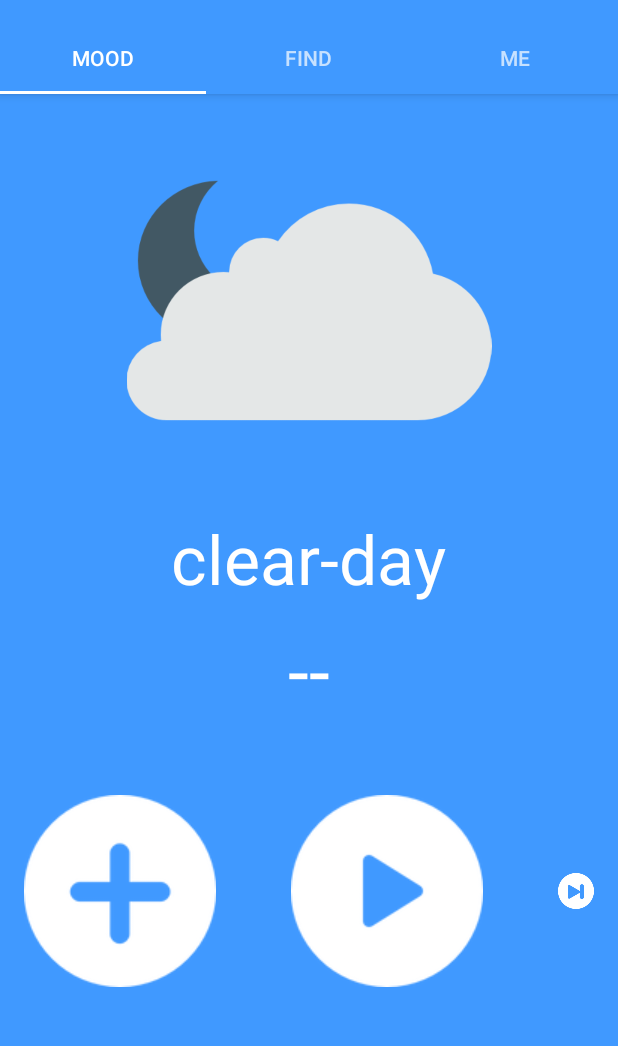
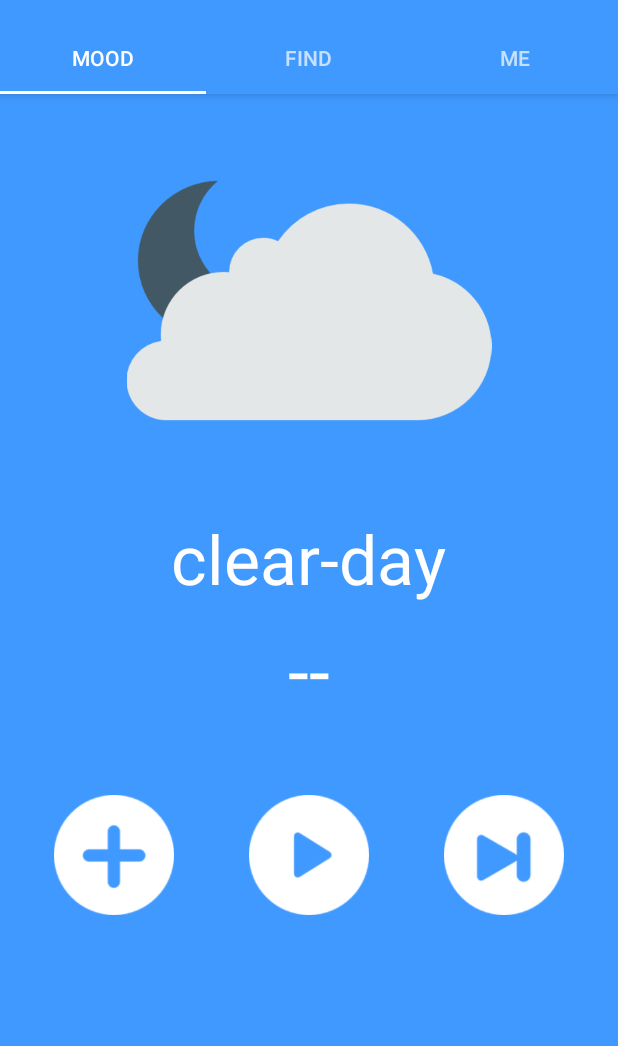
Before and after one commit to vitow/SunnyRainy, an Android app: the FirstFragment screen opened directly, with no data from a screen before it, on a phone screen of 412 x 824 dp, the part 74-1120 px from its top. Run offline under Robolectric (Android 15) with nearby library versions, the phone set to English and light mode, and no system bars; our stand-ins replace ButterKnife; libraries missing offline, so code that uses them is left out: com.facebook, com.facebook.appevents, com.spotify.sdk; 6 statements that could not run were skipped.

Commit message:
Add mapview to second fragment

```diff
--- a/app/build.gradle
+++ b/app/build.gradle
@@ -32,16 +32,16 @@ repositories {
 dependencies {
     compile fileTree(dir: 'libs', include: ['*.jar'])
     testCompile 'junit:junit:4.12'
+    apt 'com.jakewharton:butterknife-compiler:8.2.1'
+    // This library handles authentication and authorization
+    // This library handles music playback
     compile 'com.android.support:appcompat-v7:23.4.0'
     compile 'com.android.support:design:23.4.0'
     compile 'com.android.support:support-v4:23.4.0'
     compile 'com.jakewharton:butterknife:8.2.1'
-    apt 'com.jakewharton:butterknife-compiler:8.2.1'
     compile 'com.squareup.okhttp3:okhttp:3.4.1'
     compile 'com.google.android.gms:play-services:9.2.1'
     compile 'com.facebook.android:facebook-android-sdk:[4,5)'
-    // This library handles authentication and authorization
     compile 'com.spotify.sdk:spotify-auth:1.0.0-beta13@aar'
-    // This library handles music playback
     compile 'com.spotify.sdk:spotify-player:1.0.0-beta13@aar'
 }
--- a/app/src/main/java/com/example/tijingwang/sunnyrainy/FirstFragment.java
+++ b/app/src/main/java/com/example/tijingwang/sunnyrainy/FirstFragment.java
@@ -264,7 +264,7 @@ public class FirstFragment extends Fragment {
 
     }
 
-    private void nextSong() {
+    public void nextSong() {
         if(songList.size() == 0)
             return;
 
--- a/app/src/main/java/com/example/tijingwang/sunnyrainy/SecondFragment.java
+++ b/app/src/main/java/com/example/tijingwang/sunnyrainy/SecondFragment.java
@@ -8,6 +8,13 @@ import android.view.LayoutInflater;
 import android.view.View;
 import android.view.ViewGroup;
 
+import com.google.android.gms.maps.CameraUpdateFactory;
+import com.google.android.gms.maps.GoogleMap;
+import com.google.android.gms.maps.OnMapReadyCallback;
+import com.google.android.gms.maps.SupportMapFragment;
+import com.google.android.gms.maps.model.LatLng;
+import com.google.android.gms.maps.model.MarkerOptions;
+
 
 /**
  * A simple {@link Fragment} subclass.
@@ -17,7 +24,9 @@ import android.view.ViewGroup;
  * Use the {@link SecondFragment#newInstance} factory method to
  * create an instance of this fragment.
  */
-public class SecondFragment extends Fragment {
+public class SecondFragment extends Fragment implements OnMapReadyCallback {
+    private GoogleMap mMap;
+
     // TODO: Rename parameter arguments, choose names that match
     // the fragment initialization parameters, e.g. ARG_ITEM_NUMBER
     private static final String ARG_PARAM1 = "param1";
@@ -64,7 +73,33 @@ public class SecondFragment extends Fragment {
     public View onCreateView(LayoutInflater inflater, ViewGroup container,
                              Bundle savedInstanceState) {
         // Inflate the layout for this fragment
-        return inflater.inflate(R.layout.fragment_second, container, false);
+        View view = inflater.inflate(R.layout.fragment_second, container, false);
+
+        // Obtain the SupportMapFragment and get notified when the map is ready to be used.
+        SupportMapFragment mapFragment = (SupportMapFragment) this.getChildFragmentManager()
+                .findFragmentById(R.id.map);
+        mapFragment.getMapAsync(this);
+
+        return view;
+    }
+
+    /**
+     * Manipulates the map once available.
+     * This callback is triggered when the map is ready to be used.
+     * This is where we can add markers or lines, add listeners or move the camera. In this case,
+     * we just add a marker near Sydney, Australia.
+     * If Google Play services is not installed on the device, the user will be prompted to install
+     * it inside the SupportMapFragment. This method will only be triggered once the user has
+     * installed Google Play services and returned to the app.
+     */
+    @Override
+    public void onMapReady(GoogleMap googleMap) {
+        mMap = googleMap;
+
+        // Add a marker in Sydney and move the camera
+        LatLng pittsburgh = new LatLng(40.4435, -79.9435);
+        mMap.addMarker(new MarkerOptions().position(pittsburgh).title("Marker in Pittsburgh"));
+        mMap.moveCamera(CameraUpdateFactory.newLatLngZoom(pittsburgh, 13.5f));
     }
 
     // TODO: Rename method, update argument and hook method into UI event
--- a/app/src/main/res/layout/fragment_first.xml
+++ b/app/src/main/res/layout/fragment_first.xml
@@ -53,8 +53,8 @@
             android:orientation="horizontal">
 
             <ImageView
-                android:layout_width="wrap_content"
-                android:layout_height="wrap_content"
+                android:layout_width="80dp"
+                android:layout_height="80dp"
                 android:id="@+id/favor_song"
                 android:layout_alignTop="@+id/play_song"
                 android:layout_toLeftOf="@+id/play_song"
@@ -62,14 +62,14 @@
                 android:src="@drawable/ctrl_plus" />
 
             <ImageView
-                android:layout_width="wrap_content"
-                android:layout_height="wrap_content"
+                android:layout_width="80dp"
+                android:layout_height="80dp"
                 android:id="@+id/play_song"
                 android:src="@drawable/ctrl_play" />
 
             <ImageView
-                android:layout_width="wrap_content"
-                android:layout_height="wrap_content"
+                android:layout_width="80dp"
+                android:layout_height="80dp"
                 android:id="@+id/next_song"
                 android:layout_alignTop="@+id/play_song"
                 android:layout_toRightOf="@+id/play_song"
--- a/app/src/main/res/values/strings.xml
+++ b/app/src/main/res/values/strings.xml
@@ -5,6 +5,11 @@
 
     <string name="favor_songs">Favorite Songs</string>
     <string name="logout">Log out</string>
+
+    <string name="section_format">Hello World from section: %1$d</string>
+
+    <!-- TODO: Remove or change this placeholder text -->
+    <string name="hello_blank_fragment">Hello blank fragment</string>
 
     <string name="error_title">Oops sorry</string>
     <string name="error_message">There was an error, please try again</string>
@@ -16,4 +21,6 @@
 
     <string name="spotify_client_id">be36ff5a78084c0c8c8af109cdbb284a</string>
     <string name="spotify_redirect_uri">sunny-rainy-app-login://callback</string>
+
+    <string name="title_activity_maps">Map</string>
 </resources>
```
Also changed, not shown: app/src/debug/res/values/google_maps_api.xml (added, +21 -0 lines), app/src/main/AndroidManifest.xml (+17 -2 lines), app/src/main/java/com/example/tijingwang/sunnyrainy/MainActivity.java (+16 -0 lines), app/src/main/res/layout/activity_maps.xml (added, +7 -0 lines), app/src/main/res/layout/fragment_second.xml (+37 -3 lines), app/src/main/res/drawable/compass.png (added), app/src/main/res/drawable/host_create.png (added), app/src/main/res/drawable/host_scan.png (added), 1 other file.
